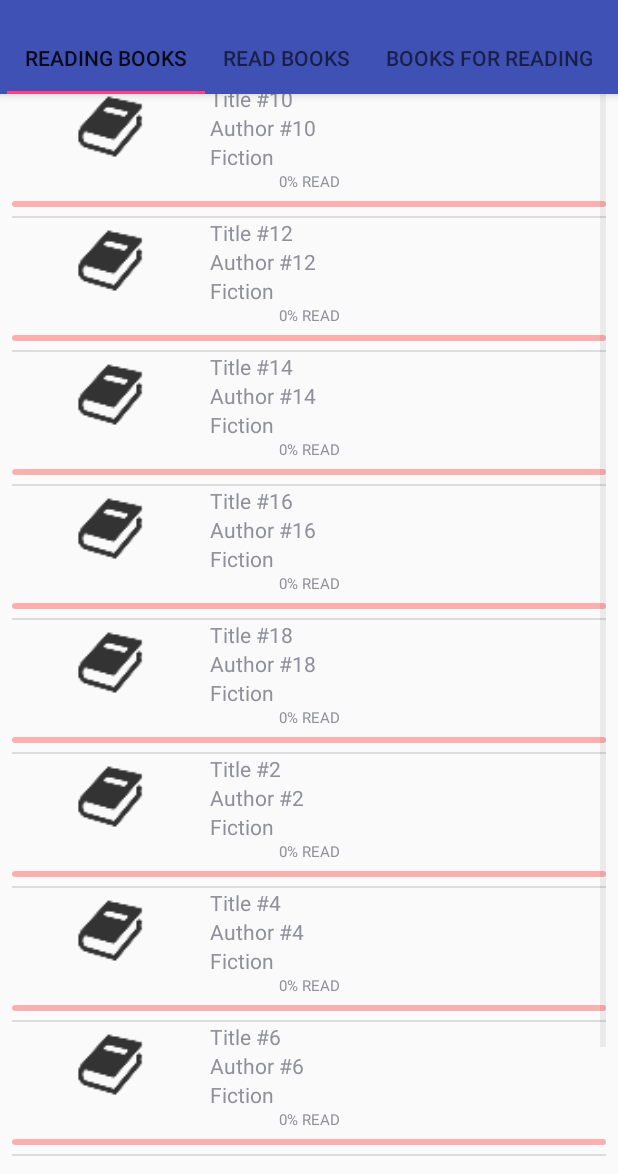
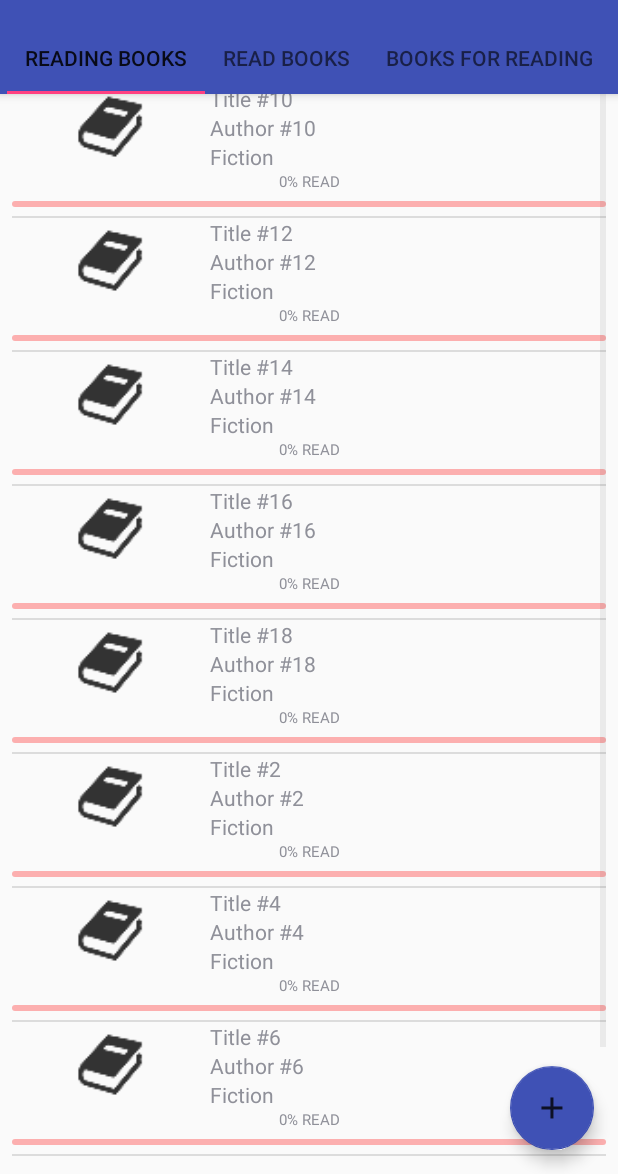
Before and after one commit to mirzakrzic/ReadingTracker, an Android app: the MainActivity screen opened directly, with no data from a screen before it, on a phone screen of 412 x 824 dp, the part 62-1236 px from its top. Run offline under Robolectric (Android 15) with nearby library versions, the phone set to English and light mode, and no system bars.

```diff
--- a/app/src/main/java/com/readingtrackerapp/activities/AddNewBookActivity.java
+++ b/app/src/main/java/com/readingtrackerapp/activities/AddNewBookActivity.java
@@ -180,8 +180,17 @@ public class AddNewBookActivity extends AppCompatActivity {
 
     public void saveBook(View view) {
 
+
+        if(title.getText().toString().isEmpty() ||author.getText().toString().isEmpty() || numberOfPages.getText().toString().isEmpty())
+        {
+            Toast.makeText(this,"Error invalid data or missing",Toast.LENGTH_LONG).show();
+            return;
+
+        }
+
         // saving book
         int id=dbHandler.insertBook(title.getText().toString(),Integer.parseInt(numberOfPages.getText().toString()),author.getText().toString(),genreId,getNotificationsCheckBox.isChecked()?CalendarHelper.getDateInString(calendar):null,setCurrentlyOnReadingCheckBox.isChecked());
+
 
         // setting notification if getNotificationCheckBox is checked
         if(getNotificationsCheckBox.isChecked()) {
--- a/app/src/main/java/com/readingtrackerapp/activities/MainActivity.java
+++ b/app/src/main/java/com/readingtrackerapp/activities/MainActivity.java
@@ -4,6 +4,7 @@ import android.app.IntentService;
 import android.content.Intent;
 import android.database.Cursor;
 import android.os.Bundle;
+import android.support.design.widget.FloatingActionButton;
 import android.support.design.widget.NavigationView;
 import android.support.design.widget.Snackbar;
 import android.support.design.widget.TabLayout;
@@ -142,6 +143,15 @@ public class MainActivity extends AppCompatActivity {
     private void setToolbar() {
         toolbar = (Toolbar) findViewById(R.id.toolbar);
         setSupportActionBar(toolbar);
+
+        FloatingActionButton fab = (FloatingActionButton) findViewById(R.id.fab);
+        fab.setOnClickListener(new View.OnClickListener() {
+            @Override
+            public void onClick(View view) {
+                AddNewBook(view);
+            }
+        });
+
     }
 
 
--- a/app/src/main/java/com/readingtrackerapp/fragments/BooksForReadingFragment.java
+++ b/app/src/main/java/com/readingtrackerapp/fragments/BooksForReadingFragment.java
@@ -16,6 +16,7 @@ import android.view.MenuInflater;
 import android.view.MenuItem;
 import android.view.View;
 import android.view.ViewGroup;
+import android.widget.AdapterView;
 import android.widget.ListView;
 
 import com.readingtrackerapp.R;
@@ -61,7 +62,7 @@ public class BooksForReadingFragment extends Fragment {
         adapter = new BooksForReadingListAdapter(getActivity().getApplicationContext(), dbHandler.getBookForReading(ASCENDING_ORDER, SORTING_COLUMN, SEARCH_TEXT), CursorAdapter.FLAG_REGISTER_CONTENT_OBSERVER);
         Log.e("Count_of_rows",String.valueOf(adapter.getCount()));
         listView.setAdapter(adapter);
-        //registerForContextMenu(listView);//Adding context menu, need to inflate with onCreateContextMenu
+        registerForContextMenu(listView);//Adding context menu, need to inflate with onCreateContextMenu
 
         return view;
     }
@@ -72,6 +73,8 @@ public class BooksForReadingFragment extends Fragment {
         MenuInflater inflater=getActivity().getMenuInflater();
         inflater.inflate(R.menu.context_menu,menu);
     }
+
+
 
     @Override
     public void onCreateOptionsMenu(Menu menu, MenuInflater inflater) {
--- /dev/null
+++ b/app/src/main/res/drawable/ic_plus.xml
@@ -0,0 +1,7 @@
+<vector xmlns:android="http://schemas.android.com/apk/res/android"
+    android:height="24dp"
+    android:width="24dp"
+    android:viewportWidth="24"
+    android:viewportHeight="24">
+    <path android:fillColor="#000" android:pathData="M19,13H13V19H11V13H5V11H11V5H13V11H19V13Z" />
+</vector>
--- a/app/src/main/res/layout/app_bar_main.xml
+++ b/app/src/main/res/layout/app_bar_main.xml
@@ -43,4 +43,14 @@
 
     </android.support.design.widget.AppBarLayout>
 
+    <android.support.design.widget.FloatingActionButton
+        android:id="@+id/fab"
+        android:layout_width="wrap_content"
+        android:layout_height="wrap_content"
+        android:layout_gravity="bottom|end"
+        android:layout_margin="16dp"
+        app:backgroundTint="@color/colorPrimary"
+        app:rippleColor="@color/colorWhite"
+        app:srcCompat="@drawable/ic_plus" />
+
 </android.support.design.widget.CoordinatorLayout>
--- a/app/src/main/res/menu/context_menu.xml
+++ b/app/src/main/res/menu/context_menu.xml
@@ -1,9 +1,7 @@
 <?xml version="1.0" encoding="utf-8"?>
 <menu xmlns:android="http://schemas.android.com/apk/res/android">
-    <group android:id="@+id/books_for_reading">
+
         <item android:id="@+id/books_details" android:title="Book details" />
         <item android:id="@+id/books_readingTrack" android:title="Add read pages" />
         <item android:id="@+id/books_comment" android:title="Add comment on book" />
-
-    </group>
 </menu>
```
